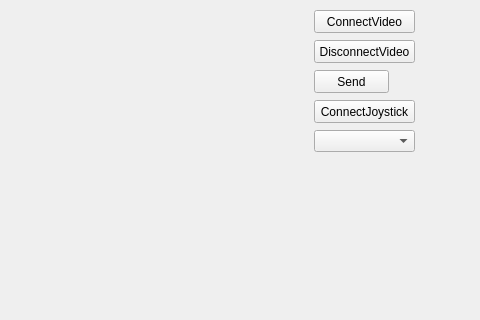
sstopkin/my-car-pc, file client/mainwindow.ui: the form before one commit; both pictures show x 356 to 836 and y 0 to 320 of the 836 by 532 pixel window.
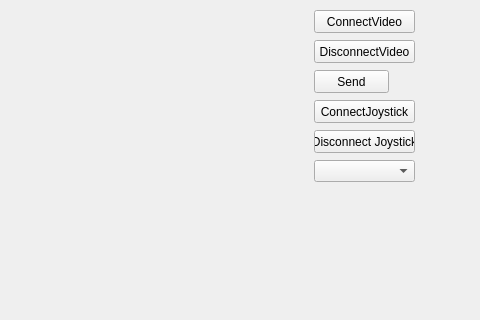
The form after the commit.

Patch:
```diff
--- a/client/mainwindow.ui
+++ b/client/mainwindow.ui
@@ -68,7 +68,7 @@
     <property name="geometry">
      <rect>
       <x>670</x>
-      <y>130</y>
+      <y>160</y>
       <width>101</width>
       <height>22</height>
      </rect>
@@ -87,6 +87,19 @@
      <string>ConnectJoystick</string>
     </property>
    </widget>
+   <widget class="QPushButton" name="disconnectPushButton">
+    <property name="geometry">
+     <rect>
+      <x>670</x>
+      <y>130</y>
+      <width>101</width>
+      <height>23</height>
+     </rect>
+    </property>
+    <property name="text">
+     <string>Disconnect Joystick</string>
+    </property>
+   </widget>
   </widget>
   <widget class="QMenuBar" name="menubar">
    <property name="geometry">
```
Left out of the diff: 4 changed lines with no effect on the pictures.
